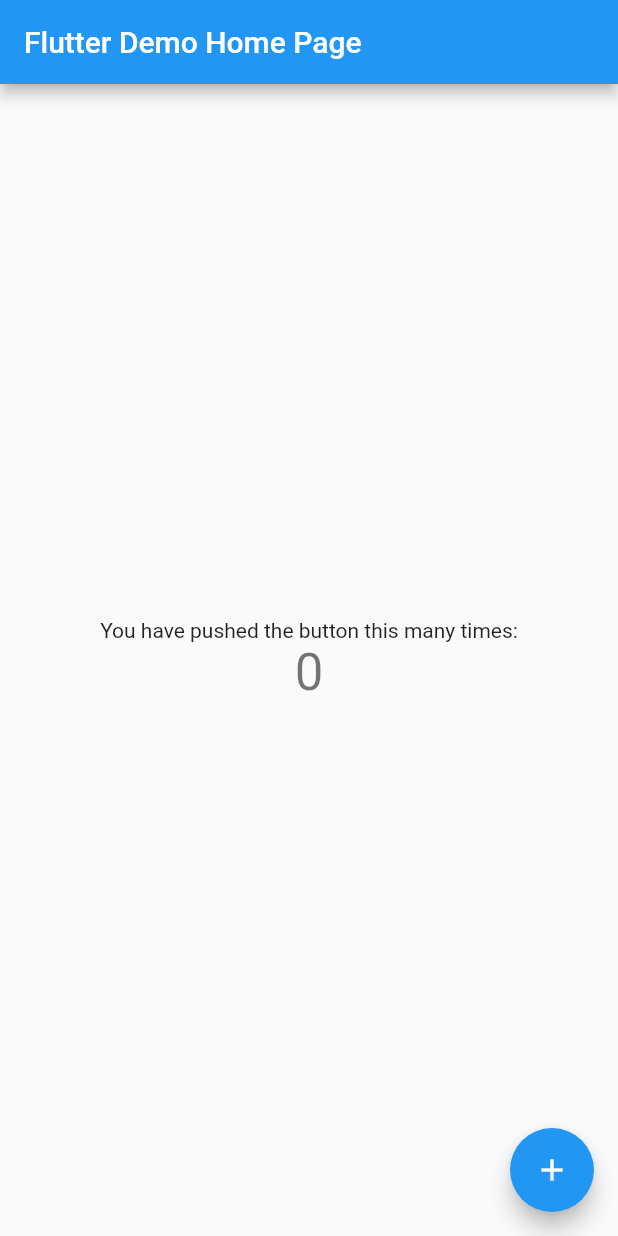
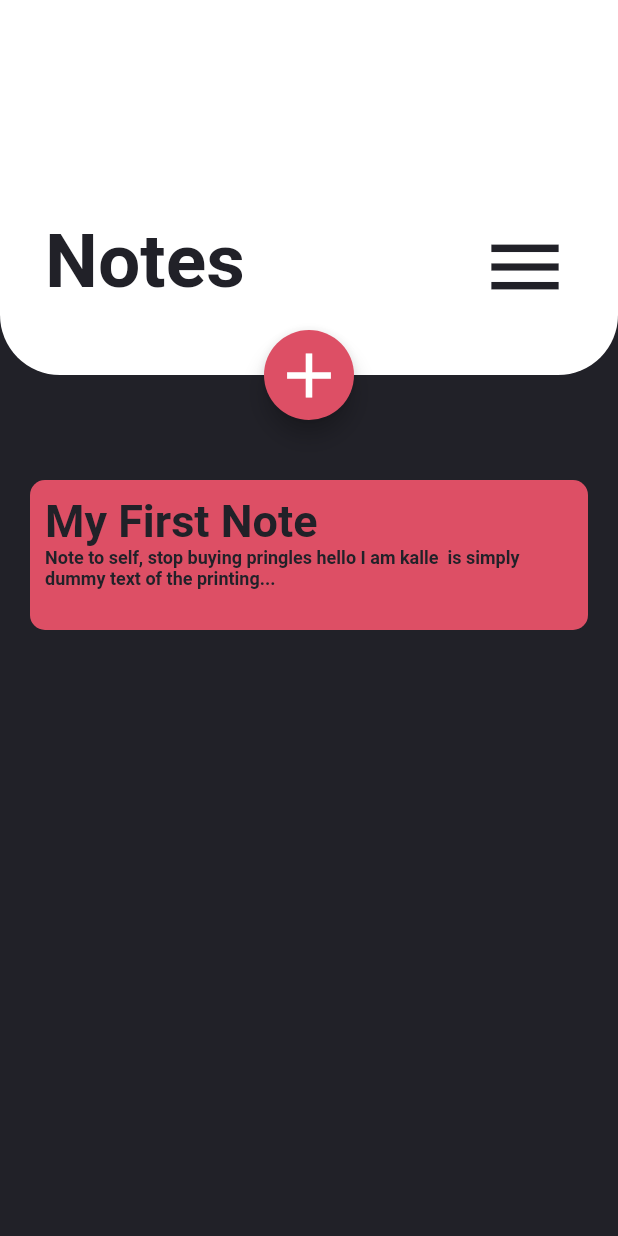
Before and after one commit to KalleHallden/NoteApp, a Flutter app: the screen it shows after launch, on a phone screen of 412 x 824 dp. Run offline on Flutter 3.47's test engine with Material 2 defaults, Android fonts, the phone set to English and light mode, and no system bars; Roboto replaces fonts that are missing (Avenir).

Commit message:
created home page

```diff
--- a/note_app/lib/main.dart
+++ b/note_app/lib/main.dart
@@ -1,111 +1,130 @@
 import 'package:flutter/material.dart';
+import 'models/global.dart';
+import 'models/note.dart';
 
 void main() => runApp(MyApp());
 
 class MyApp extends StatelessWidget {
-  // This widget is the root of your application.
   @override
   Widget build(BuildContext context) {
     return MaterialApp(
-      title: 'Flutter Demo',
       theme: ThemeData(
-        // This is the theme of your application.
-        //
-        // Try running your application with "flutter run". You'll see the
-        // application has a blue toolbar. Then, without quitting the app, try
-        // changing the primarySwatch below to Colors.green and then invoke
-        // "hot reload" (press "r" in the console where you ran "flutter run",
-        // or simply save your changes to "hot reload" in a Flutter IDE).
-        // Notice that the counter didn't reset back to zero; the application
-        // is not restarted.
         primarySwatch: Colors.blue,
       ),
-      home: MyHomePage(title: 'Flutter Demo Home Page'),
+      home: MyHomePage(),
     );
   }
 }
 
 class MyHomePage extends StatefulWidget {
-  MyHomePage({Key key, this.title}) : super(key: key);
-
-  // This widget is the home page of your application. It is stateful, meaning
-  // that it has a State object (defined below) that contains fields that affect
-  // how it looks.
-
-  // This class is the configuration for the state. It holds the values (in this
-  // case the title) provided by the parent (in this case the App widget) and
-  // used by the build method of the State. Fields in a Widget subclass are
-  // always marked "final".
-
-  final String title;
-
   @override
   _MyHomePageState createState() => _MyHomePageState();
 }
 
 class _MyHomePageState extends State<MyHomePage> {
-  int _counter = 0;
-
-  void _incrementCounter() {
-    setState(() {
-      // This call to setState tells the Flutter framework that something has
-      // changed in this State, which causes it to rerun the build method below
-      // so that the display can reflect the updated values. If we changed
-      // _counter without calling setState(), then the build method would not be
-      // called again, and so nothing would appear to happen.
-      _counter++;
-    });
-  }
 
   @override
   Widget build(BuildContext context) {
-    // This method is rerun every time setState is called, for instance as done
-    // by the _incrementCounter method above.
-    //
-    // The Flutter framework has been optimized to make rerunning build methods
-    // fast, so that you can just rebuild anything that needs updating rather
-    // than having to individually change instances of widgets.
     return Scaffold(
-      appBar: AppBar(
-        // Here we take the value from the MyHomePage object that was created by
-        // the App.build method, and use it to set our appbar title.
-        title: Text(widget.title),
-      ),
+      backgroundColor: backgroundColor,
       body: Center(
-        // Center is a layout widget. It takes a single child and positions it
-        // in the middle of the parent.
         child: Column(
-          // Column is also layout widget. It takes a list of children and
-          // arranges them vertically. By default, it sizes itself to fit its
-          // children horizontally, and tries to be as tall as its parent.
-          //
-          // Invoke "debug painting" (press "p" in the console, choose the
-          // "Toggle Debug Paint" action from the Flutter Inspector in Android
-          // Studio, or the "Toggle Debug Paint" command in Visual Studio Code)
-          // to see the wireframe for each widget.
-          //
-          // Column has various properties to control how it sizes itself and
-          // how it positions its children. Here we use mainAxisAlignment to
-          // center the children vertically; the main axis here is the vertical
-          // axis because Columns are vertical (the cross axis would be
-          // horizontal).
-          mainAxisAlignment: MainAxisAlignment.center,
           children: <Widget>[
-            Text(
-              'You have pushed the button this many times:',
-            ),
-            Text(
-              '$_counter',
-              style: Theme.of(context).textTheme.display1,
+            Stack(
+              children: <Widget>[
+                Container(
+                  height: MediaQuery.of(context).size.height-220,
+                  margin: EdgeInsets.only(top: 220),
+                  child: ListView(
+                    padding: EdgeInsets.only(top: 100),
+                    children: getNotes(),
+                  ),
+                ),
+                Container(
+                  height: 250,
+                  decoration: BoxDecoration(
+                    borderRadius: BorderRadius.only(bottomRight: Radius.circular(40), bottomLeft: Radius.circular(40)),
+                    color: Colors.white,
+                  ),
+                  child: Container(
+                    margin: EdgeInsets.only(top: 100,left: 30, right: 30),
+                    child: Row(
+                      mainAxisAlignment: MainAxisAlignment.spaceBetween,
+                      children: <Widget>[
+                        Text("Notes", style: titleStyleBig),
+                        Container(
+                          height: 70,
+                          width: 70,
+                          child: IconButton(
+                            icon: Icon(Icons.menu, color: backgroundColor, size: 60,),
+                            onPressed: () {
+
+                            },
+                          ),
+                        )
+                      ],
+                    ),
+                  ),
+                ),
+                Container(
+                  margin: EdgeInsets.only(top: 220, left: MediaQuery.of(context).size.width/2 - 30),
+                  height: 60,
+                  width: 60,
+                  child: FloatingActionButton(
+                    onPressed: () {
+
+                    },
+                    backgroundColor: redColor,
+                    child: Icon(Icons.add, size: 50),
+                  ),
+                ),
+              ],
             ),
           ],
-        ),
+        )
       ),
-      floatingActionButton: FloatingActionButton(
-        onPressed: _incrementCounter,
-        tooltip: 'Increment',
-        child: Icon(Icons.add),
-      ), // This trailing comma makes auto-formatting nicer for build methods.
     );
   }
+
+  List<Widget> getNotes() {
+    List<Widget> notes = [];
+    for (Note note in user.notes) {
+      notes.add(getNote(note));
+    }
+    return notes;
+  }
+
+  Widget getNote(Note note) {
+    return Container(
+      padding: EdgeInsets.all(10),
+      margin: EdgeInsets.only(left: 20, right: 20, bottom: 30),
+      height: 100,
+      decoration: BoxDecoration(
+        color: redColor,
+        borderRadius: BorderRadius.all(Radius.circular(10))
+      ),
+      child: Column(
+        crossAxisAlignment: CrossAxisAlignment.start,
+        children: <Widget>[
+          Text(note.title, style: smallTitleStyle,),
+          Text(getSmallerText(note.note), style: textStyleBold,)
+        ],
+      ),
+    );
+  }
+
+  String getSmallerText(String text) {
+    String newText = '';
+    for (int i = 0; i < 100; i++) {
+      String character = text.substring(i, i+ 1);
+      if (i > 85) {
+        if (character == " ") {
+          break;
+        }
+      }
+      newText += character;
+    }
+    newText += "...";
+    return newText;
+  }
 }
--- /dev/null
+++ b/note_app/lib/models/global.dart
@@ -0,0 +1,18 @@
+import 'package:flutter/material.dart';
+import 'user.dart';
+import 'note.dart';
+import 'todo_items.dart';
+
+Color redColor = new Color(0xFFdd4f65);
+Color backgroundColor = new Color(0xFF212128);
+
+TextStyle textStyle = new TextStyle(fontFamily: 'Avenir', fontSize: 12, color: backgroundColor);
+TextStyle textStyleBold = new TextStyle(fontFamily: 'Avenir', fontSize: 12, fontWeight: FontWeight.bold, color: backgroundColor);
+TextStyle titleStyleBig = new TextStyle(fontFamily: 'Avenir', fontSize: 50, fontWeight: FontWeight.bold, color: backgroundColor);
+TextStyle titleStyle = new TextStyle(fontFamily: 'Avenir', fontSize: 40, fontWeight: FontWeight.bold, color: backgroundColor);
+TextStyle smallTitleStyle = new TextStyle(fontFamily: 'Avenir', fontSize: 30, fontWeight: FontWeight.bold, color: backgroundColor);
+TextStyle buttonTextStyleWhite = new TextStyle(fontFamily: 'Avenir', fontSize: 25, fontWeight: FontWeight.bold, color: Colors.white);
+
+Note firstNote = new Note("My First Note", "Note to self, stop buying pringles hello I am kalle  is simply dummy text of the printing and typesetting industry. Lorem Ipsum has been the industry’s standard dummy text ever since the 1500s, when an unknown printer took a galley of type and scrambled it to make a type specimen book. It has survived not only five centuries, but also the leap into electronic typesetting, remaining essentially unchanged. It was popularised in the 1960s with the release of Letraset sheets containing Lorem Ipsum passages, and more recently with desktop publishing software like Aldus PageMaker including versions of Lorem Ipsum.", DateTime.now(), DateTime.now(), []);
+
+User user = new User([firstNote]);
--- /dev/null
+++ b/note_app/lib/models/note.dart
@@ -0,0 +1,11 @@
+import 'todo_items.dart';
+
+class Note {
+  String title;
+  String note;
+  DateTime dateOfLastEdit;
+  DateTime dateOfCreation;
+  List<TodoItem> todoList;
+
+  Note(this.title, this.note, this.dateOfCreation, this.dateOfLastEdit, this.todoList);
+}
--- /dev/null
+++ b/note_app/lib/models/todo_items.dart
@@ -0,0 +1,7 @@
+
+class TodoItem {
+  bool isCompleted;
+  String task;
+
+  TodoItem(this.isCompleted, this.task);
+}
--- /dev/null
+++ b/note_app/lib/models/user.dart
@@ -0,0 +1,7 @@
+import 'note.dart';
+
+class User {
+  List<Note> notes;
+
+  User(this.notes);
+}
```
Also changed, not shown: 1 other file.
